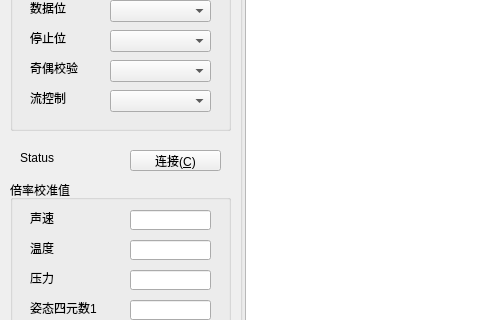
ListeningDeath/Speedometer, file main_window.ui: the form before one commit; both pictures show x 0 to 480 and y 100 to 420 of the 1001 by 641 pixel window.
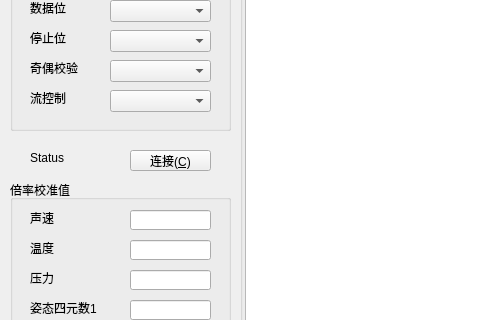
The form after the commit. Icons and pictures are not drawn. Custom widgets are drawn as their Qt base class.

Commit message: 删除全局变量

```diff
--- a/main_window.ui
+++ b/main_window.ui
@@ -729,7 +729,7 @@
      <rect>
       <x>130</x>
       <y>250</y>
-      <width>91</width>
+      <width>81</width>
       <height>21</height>
      </rect>
     </property>
@@ -740,7 +740,7 @@
    <widget class="QLabel" name="lblSerialPortState">
     <property name="geometry">
      <rect>
-      <x>20</x>
+      <x>30</x>
       <y>250</y>
       <width>71</width>
       <height>16</height>
```
The commit also changes 2 other files.
